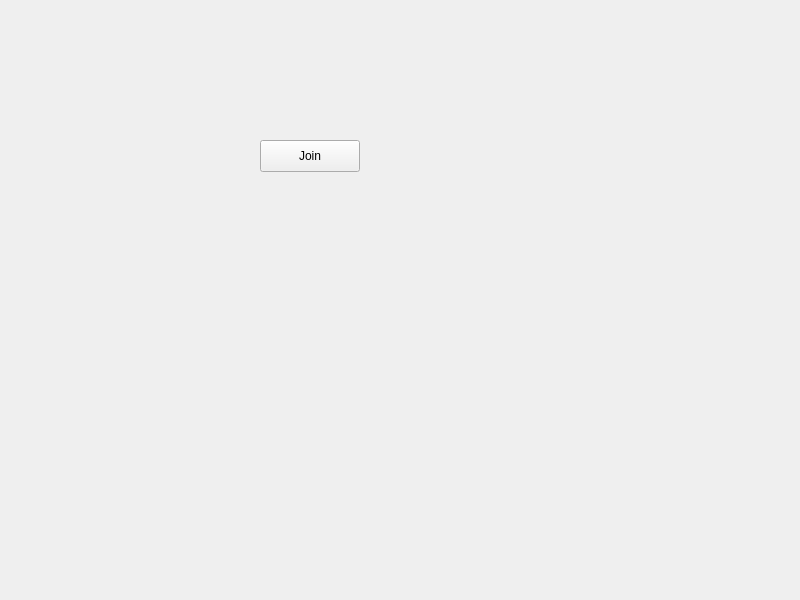
First picture: the form in client/src/mainwindow.ui, repository khbminus/fastTyping, before the edit.
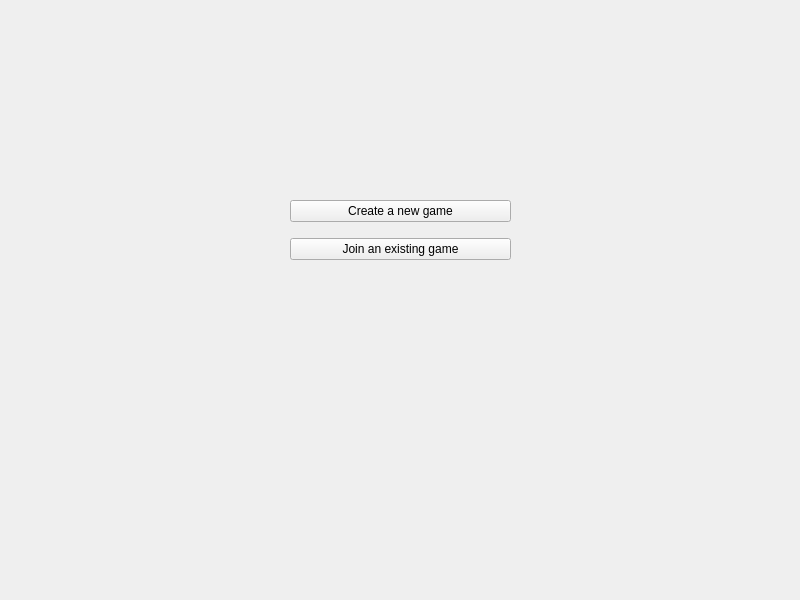
Second picture: the form after the edit.

Commit message: Add crating game window and parse end of game. Reformat all windows

Diff of the .ui file:
```diff
--- a/client/src/mainwindow.ui
+++ b/client/src/mainwindow.ui
@@ -14,18 +14,31 @@
    <string>MainWindow</string>
   </property>
   <widget class="QWidget" name="centralwidget">
-   <widget class="QPushButton" name="pushButton">
+   <widget class="QWidget" name="">
     <property name="geometry">
      <rect>
-      <x>260</x>
-      <y>140</y>
-      <width>100</width>
-      <height>32</height>
+      <x>290</x>
+      <y>190</y>
+      <width>221</width>
+      <height>81</height>
      </rect>
     </property>
-    <property name="text">
-     <string>Join</string>
-    </property>
+    <layout class="QVBoxLayout" name="verticalLayout">
+     <item>
+      <widget class="QPushButton" name="CreateButton">
+       <property name="text">
+        <string>Create a new game</string>
+       </property>
+      </widget>
+     </item>
+     <item>
+      <widget class="QPushButton" name="JoinButton">
+       <property name="text">
+        <string>Join an existing game</string>
+       </property>
+      </widget>
+     </item>
+    </layout>
    </widget>
   </widget>
  </widget>
```
The commit also changes 17 other files.
